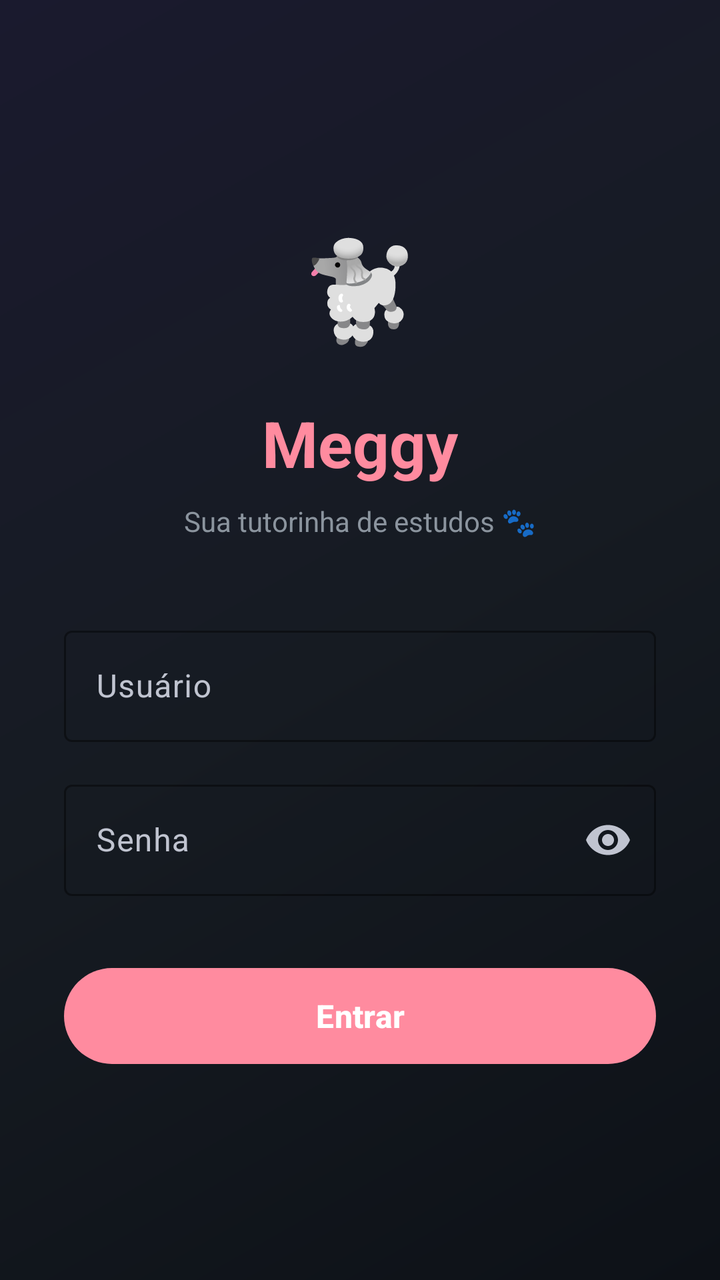
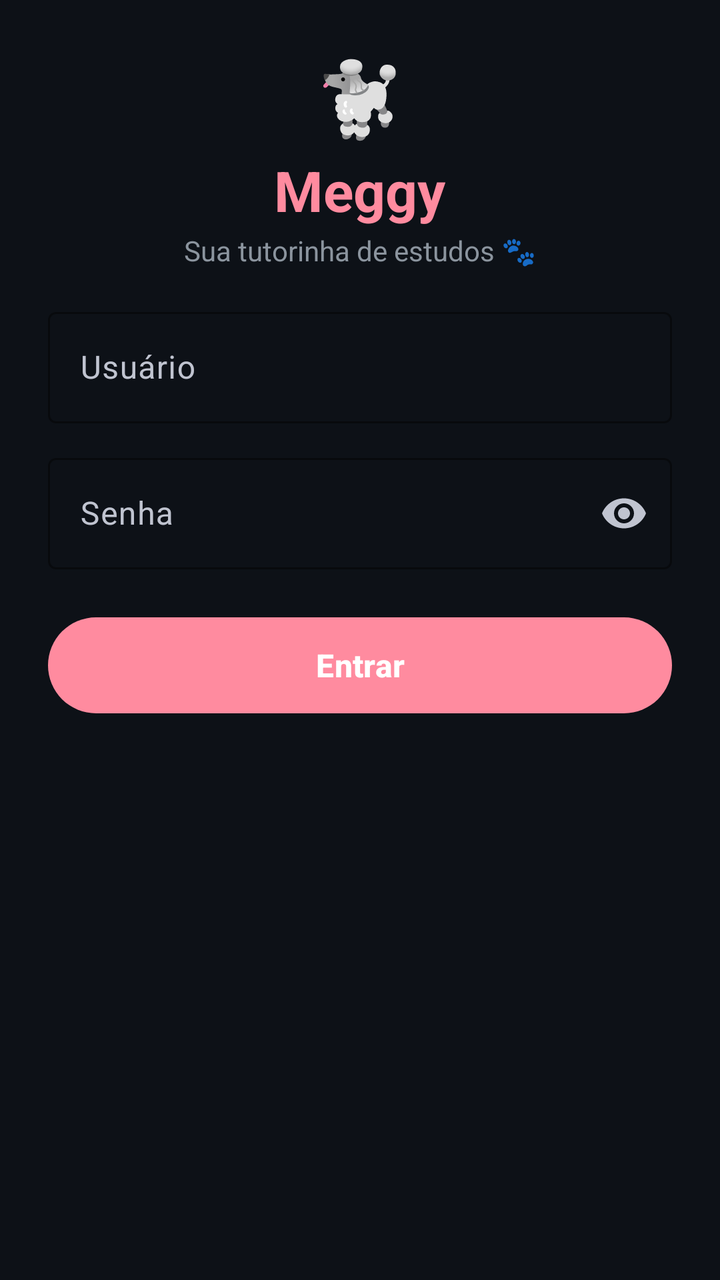

Before-and-after screenshots of an Android layout around one commit, followed by the original layout XML and the change that was made.
<!-- AndroidManifest.xml: application theme Theme.Meggy -->
<!-- res/layout/activity_login.xml -->
<?xml version="1.0" encoding="utf-8"?>
<FrameLayout xmlns:android="http://schemas.android.com/apk/res/android"
    xmlns:app="http://schemas.android.com/apk/res-auto"
    android:layout_width="match_parent"
    android:layout_height="match_parent"
    android:background="#0D1117">

    
    <View
        android:layout_width="match_parent"
        android:layout_height="match_parent"
        android:background="@drawable/login_gradient" />

    <LinearLayout
        android:layout_width="match_parent"
        android:layout_height="match_parent"
        android:orientation="vertical"
        android:gravity="center"
        android:padding="32dp">

        
        <TextView
            android:layout_width="80dp"
            android:layout_height="80dp"
            android:gravity="center"
            android:textSize="48sp"
            android:text="🐩"
            android:layout_marginBottom="16dp" />

        <TextView
            android:layout_width="wrap_content"
            android:layout_height="wrap_content"
            android:text="Meggy"
            android:textSize="32sp"
            android:textStyle="bold"
            android:textColor="#FF8B9F"
            android:layout_marginBottom="8dp" />

        <TextView
            android:layout_width="wrap_content"
            android:layout_height="wrap_content"
            android:text="Sua tutorinha de estudos 🐾"
            android:textColor="#8B949E"
            android:textSize="14sp"
            android:layout_marginBottom="40dp" />

        
        <com.google.android.material.textfield.TextInputLayout
            android:id="@+id/username_layout"
            style="@style/Widget.Material3.TextInputLayout.OutlinedBox"
            android:layout_width="match_parent"
            android:layout_height="wrap_content"
            android:layout_marginBottom="16dp"
            android:hint="Usuário"
            app:boxStrokeColor="#FF8B9F"
            app:hintTextColor="#FF8B9F">

            <com.google.android.material.textfield.TextInputEditText
                android:id="@+id/username"
                android:layout_width="match_parent"
                android:layout_height="wrap_content"
                android:textColor="#E6EDF3"
                android:inputType="text"
                android:imeOptions="actionNext" />
        </com.google.android.material.textfield.TextInputLayout>

        
        <com.google.android.material.textfield.TextInputLayout
            android:id="@+id/password_layout"
            style="@style/Widget.Material3.TextInputLayout.OutlinedBox"
            android:layout_width="match_parent"
            android:layout_height="wrap_content"
            android:layout_marginBottom="32dp"
            android:hint="Senha"
            app:boxStrokeColor="#FF8B9F"
            app:hintTextColor="#FF8B9F"
            app:endIconMode="password_toggle">

            <com.google.android.material.textfield.TextInputEditText
                android:id="@+id/password"
                android:layout_width="match_parent"
                android:layout_height="wrap_content"
                android:textColor="#E6EDF3"
                android:inputType="textPassword"
                android:imeOptions="actionDone" />
        </com.google.android.material.textfield.TextInputLayout>

        
        <com.google.android.material.button.MaterialButton
            android:id="@+id/btn_login"
            android:layout_width="match_parent"
            android:layout_height="56dp"
            android:text="Entrar"
            android:textSize="16sp"
            android:textStyle="bold"
            android:textColor="#FFFFFF"
            app:backgroundTint="#FF8B9F"
            app:cornerRadius="28dp" />

        
        <ProgressBar
            android:id="@+id/login_progress"
            android:layout_width="24dp"
            android:layout_height="24dp"
            android:layout_marginTop="20dp"
            android:visibility="gone"
            android:indeterminateTint="#FF8B9F" />

    </LinearLayout>
</FrameLayout>
<!-- resources referenced by this layout -->
<resources>
  <!-- drawable login_gradient (drawable) -->
  <?xml version="1.0" encoding="utf-8"?>
  <shape xmlns:android="http://schemas.android.com/apk/res/android" android:shape="rectangle">
      <gradient android:startColor="#0D1117" android:centerColor="#161B22" android:endColor="#1a1a2e" android:angle="135" />
  </shape>
  <style name="Theme.Meggy" parent="Theme.Material3.Dark.NoActionBar">
          <item name="colorPrimary">@color/md_primary</item>
          <item name="colorOnPrimary">@color/md_on_primary</item>
          <item name="colorPrimaryContainer">@color/md_primary_container</item>
          <item name="colorOnPrimaryContainer">@color/md_on_primary_container</item>
          <item name="colorSecondary">@color/md_secondary</item>
          <item name="colorOnSecondary">@color/md_on_secondary</item>
          <item name="colorSecondaryContainer">@color/md_secondary_container</item>
          <item name="colorOnSecondaryContainer">@color/md_on_secondary_container</item>
  
          <item name="android:colorBackground">@color/md_background</item>
          <item name="colorSurface">@color/md_surface</item>
          <item name="colorSurfaceVariant">@color/md_surface_variant</item>
          <item name="colorOnBackground">@color/md_on_background</item>
          <item name="colorOnSurface">@color/md_on_surface</item>
          <item name="colorOnSurfaceVariant">@color/md_on_surface_variant</item>
          <item name="colorOutline">@color/md_outline</item>
          <item name="colorOutlineVariant">@color/md_outline_variant</item>
  
          <item name="colorError">@color/md_error</item>
          <item name="colorOnError">@color/md_on_error</item>
  
          <item name="android:statusBarColor">@android:color/transparent</item>
          <item name="android:navigationBarColor">@android:color/transparent</item>
          <item name="android:windowLightStatusBar" tools:targetApi="m">false</item>
          <item name="android:windowBackground">@color/md_background</item>
  
          
          <item name="materialCardViewStyle">@style/Widget.Meggy.CardView</item>
      </style>
  <color name="md_primary">#FFFF8B9F</color>
  <color name="md_on_primary">#FF1A0A0F</color>
  <color name="md_primary_container">#FF7B1FA2</color>
  <color name="md_on_primary_container">#FFFFEAF1</color>
  <color name="md_secondary">#FFC026D3</color>
  <color name="md_on_secondary">#FF1A0A1F</color>
  <color name="md_secondary_container">#FF5A1B6E</color>
  <color name="md_on_secondary_container">#FFFBD7FF</color>
  <color name="md_background">#FF0D0E12</color>
  <color name="md_surface">#FF16181F</color>
  <color name="md_surface_variant">#FF232634</color>
  <color name="md_on_background">#FFEAEAF0</color>
  <color name="md_on_surface">#FFEAEAF0</color>
  <color name="md_on_surface_variant">#FFC0C4D0</color>
  <color name="md_outline">#FF3A3F4F</color>
  <color name="md_outline_variant">#FF2A2E3A</color>
  <color name="md_error">#FFCF6679</color>
  <color name="md_on_error">#FF600014</color>
  <style name="Widget.Meggy.CardView" parent="Widget.Material3.CardView.Filled">
          <item name="cardBackgroundColor">@color/md_surface_container</item>
          <item name="cardCornerRadius">20dp</item>
          <item name="cardElevation">2dp</item>
          <item name="contentPadding">0dp</item>
          <item name="strokeWidth">0dp</item>
      </style>
  <color name="md_surface_container">#FF1B1E27</color>
</resources>

<!-- the commit's change to res/layout/activity_login.xml (unified diff, before → after) -->
@@ -1,48 +1,46 @@
 <?xml version="1.0" encoding="utf-8"?>
-<FrameLayout xmlns:android="http://schemas.android.com/apk/res/android"
+<ScrollView xmlns:android="http://schemas.android.com/apk/res/android"
     xmlns:app="http://schemas.android.com/apk/res-auto"
+    android:id="@+id/login_scroll"
     android:layout_width="match_parent"
     android:layout_height="match_parent"
-    android:background="#0D1117">
-
-    
-    <View
-        android:layout_width="match_parent"
-        android:layout_height="match_parent"
-        android:background="@drawable/login_gradient" />
+    android:background="#0D1117"
+    android:fillViewport="true"
+    android:scrollbars="none">
 
     <LinearLayout
         android:layout_width="match_parent"
-        android:layout_height="match_parent"
+        android:layout_height="wrap_content"
         android:orientation="vertical"
-        android:gravity="center"
-        android:padding="32dp">
+        android:gravity="center_horizontal"
+        android:padding="24dp"
+        android:paddingBottom="400dp">
 
         
         <TextView
-            android:layout_width="80dp"
-            android:layout_height="80dp"
-            android:gravity="center"
-            android:textSize="48sp"
-            android:text="🐩"
-            android:layout_marginBottom="16dp" />
+            android:layout_width="wrap_content"
+            android:layout_height="wrap_content"
+            android:textSize="36sp"
+            android:text="🐩" />
 
         <TextView
             android:layout_width="wrap_content"
             android:layout_height="wrap_content"
+            android:layout_marginTop="4dp"
             android:text="Meggy"
-            android:textSize="32sp"
+            android:textSize="28sp"
             android:textStyle="bold"
-            android:textColor="#FF8B9F"
-            android:layout_marginBottom="8dp" />
+            android:textColor="#FF8B9F" />
 
         <TextView
             android:layout_width="wrap_content"
             android:layout_height="wrap_content"
+            android:layout_marginTop="2dp"
             android:text="Sua tutorinha de estudos 🐾"
             android:textColor="#8B949E"
-            android:textSize="14sp"
-            android:layout_marginBottom="40dp" />
+            android:textSize="14sp" />
+
+        <Space android:layout_width="match_parent" android:layout_height="16dp" />
 
         
         <com.google.android.material.textfield.TextInputLayout
@@ -50,7 +48,7 @@
             style="@style/Widget.Material3.TextInputLayout.OutlinedBox"
             android:layout_width="match_parent"
             android:layout_height="wrap_content"
-            android:layout_marginBottom="16dp"
+            android:layout_marginBottom="12dp"
             android:hint="Usuário"
             app:boxStrokeColor="#FF8B9F"
             app:hintTextColor="#FF8B9F">
@@ -70,7 +68,7 @@
             style="@style/Widget.Material3.TextInputLayout.OutlinedBox"
             android:layout_width="match_parent"
             android:layout_height="wrap_content"
-            android:layout_marginBottom="32dp"
+            android:layout_marginBottom="20dp"
             android:hint="Senha"
             app:boxStrokeColor="#FF8B9F"
             app:hintTextColor="#FF8B9F"
@@ -107,4 +105,4 @@
             android:indeterminateTint="#FF8B9F" />
 
     </LinearLayout>
-</FrameLayout>
+</ScrollView>
<!-- resource entries referenced after the edit -->
@@ -1,10 +1,5 @@
 <!-- resources referenced by this layout -->
 <resources>
-  <!-- drawable login_gradient (drawable) -->
-  <?xml version="1.0" encoding="utf-8"?>
-  <shape xmlns:android="http://schemas.android.com/apk/res/android" android:shape="rectangle">
-      <gradient android:startColor="#0D1117" android:centerColor="#161B22" android:endColor="#1a1a2e" android:angle="135" />
-  </shape>
   <style name="Theme.Meggy" parent="Theme.Material3.Dark.NoActionBar">
           <item name="colorPrimary">@color/md_primary</item>
           <item name="colorOnPrimary">@color/md_on_primary</item>
